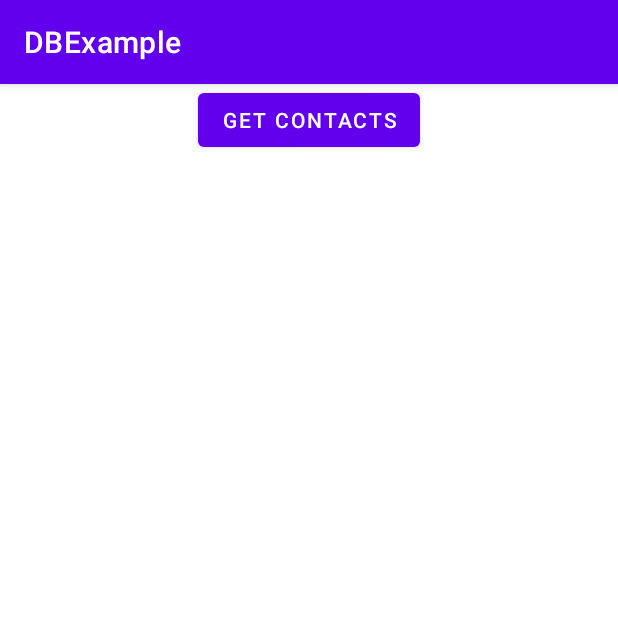
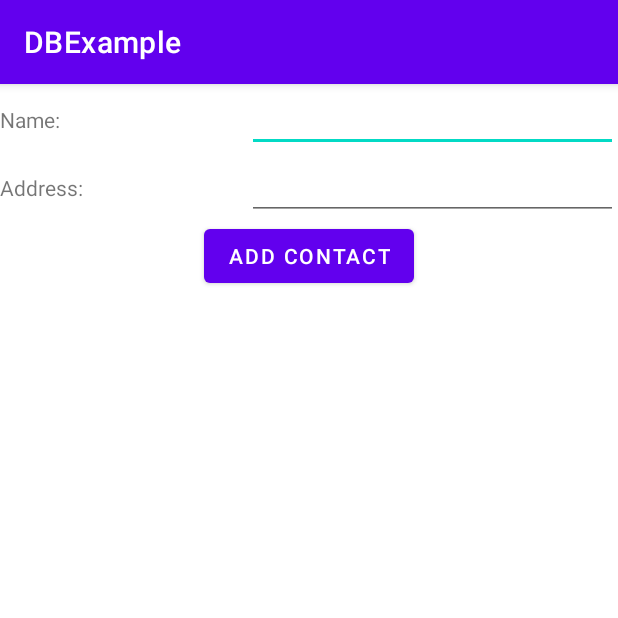
Before and after one commit to jsnellen/cs408-dbexample-2, an Android app: the screen it shows after launch (MainActivity), on a phone screen of 412 x 824 dp, the top half of it. Run offline under Robolectric (Android 15) with nearby library versions, the phone set to English and light mode, and no system bars.

```diff
--- a/app/src/main/java/edu/jsu/mcis/cs408/dbexample/DatabaseHandler.java
+++ b/app/src/main/java/edu/jsu/mcis/cs408/dbexample/DatabaseHandler.java
@@ -6,6 +6,8 @@ import android.database.Cursor;
 import android.database.sqlite.SQLiteDatabase;
 import android.database.sqlite.SQLiteOpenHelper;
 import androidx.annotation.Nullable;
+
+import java.util.ArrayList;
 
 public class DatabaseHandler extends SQLiteOpenHelper {
 
@@ -88,6 +90,32 @@ public class DatabaseHandler extends SQLiteOpenHelper {
 
         db.close();
         return s.toString();
+
+    }
+
+    public ArrayList<Contact> getAllContactsAsList() {
+
+        String query = "SELECT * FROM " + TABLE_CONTACTS;
+
+        ArrayList<Contact> allContacts = new ArrayList<>();
+
+        SQLiteDatabase db = this.getWritableDatabase();
+        Cursor cursor = db.rawQuery(query, null);
+
+        if (cursor.moveToFirst()) {
+            cursor.moveToFirst();
+            do {
+                int newId = cursor.getInt(0);
+                String newName = cursor.getString(1);
+                String newAddress = cursor.getString(2);
+                allContacts.add( new Contact(newId, newName, newAddress) );
+            }
+            while ( cursor.moveToNext() );
+        }
+
+        db.close();
+        return allContacts;
+
     }
 
 }
--- a/app/src/main/java/edu/jsu/mcis/cs408/dbexample/MainActivity.java
+++ b/app/src/main/java/edu/jsu/mcis/cs408/dbexample/MainActivity.java
@@ -1,6 +1,9 @@
 package edu.jsu.mcis.cs408.dbexample;
 
 import androidx.appcompat.app.AppCompatActivity;
+import androidx.recyclerview.widget.LinearLayoutManager;
+import androidx.recyclerview.widget.RecyclerView;
+
 import android.os.Bundle;
 import android.view.View;
 import edu.jsu.mcis.cs408.dbexample.databinding.ActivityMainBinding;
@@ -8,6 +11,7 @@ import edu.jsu.mcis.cs408.dbexample.databinding.ActivityMainBinding;
 public class MainActivity extends AppCompatActivity {
 
     private ActivityMainBinding binding;
+    private DatabaseHandler db;
 
     @Override
     protected void onCreate(Bundle savedInstanceState) {
@@ -16,20 +20,30 @@ public class MainActivity extends AppCompatActivity {
         binding = ActivityMainBinding.inflate(getLayoutInflater());
         View view = binding.getRoot();
         setContentView(view);
+        db = new DatabaseHandler(this, null, null, 1);
+        updateRecyclerView();
 
         binding.button.setOnClickListener(new View.OnClickListener() {
             @Override
             public void onClick(View view) {
-                getAllContacts();
+                addNewContact();
             }
         });
 
     }
 
-    public void getAllContacts() {
-        DatabaseHandler db = new DatabaseHandler(this, null, null, 1);
-        String contacts = db.getAllContacts();
-        binding.output.setText(contacts);
+    public void addNewContact() {
+        String name = binding.nameInput.getText().toString();
+        String address = binding.addressInput.getText().toString();
+        db.addContact(new Contact(name, address));
+        updateRecyclerView();
+    }
+
+    private void updateRecyclerView() {
+        RecyclerViewAdapter adapter = new RecyclerViewAdapter(db.getAllContactsAsList());
+        binding.output.setHasFixedSize(true);
+        binding.output.setLayoutManager(new LinearLayoutManager(this));
+        binding.output.setAdapter(adapter);
     }
 
 }
--- /dev/null
+++ b/app/src/main/java/edu/jsu/mcis/cs408/dbexample/RecyclerViewAdapter.java
@@ -0,0 +1,72 @@
+package edu.jsu.mcis.cs408.dbexample;
+
+import android.view.LayoutInflater;
+import android.view.View;
+import android.view.ViewGroup;
+import android.widget.TextView;
+import androidx.recyclerview.widget.RecyclerView;
+import java.util.List;
+
+import edu.jsu.mcis.cs408.dbexample.databinding.ContactItemBinding;
+
+public class RecyclerViewAdapter extends RecyclerView.Adapter<RecyclerViewAdapter.ViewHolder> {
+
+    private ContactItemBinding binding;
+    private List<Contact> data;
+
+    public RecyclerViewAdapter(List<Contact> data) {
+        this.data = data;
+    }
+
+    @Override
+    public ViewHolder onCreateViewHolder(ViewGroup parent, int viewType) {
+        binding = ContactItemBinding.inflate(LayoutInflater.from(parent.getContext()), parent, false);
+        ViewHolder holder = new ViewHolder(binding.getRoot());
+        return holder;
+    }
+
+    @Override
+    public void onBindViewHolder(ViewHolder holder, int position) {
+        holder.setContact(data.get(position));
+        holder.bindData();
+    }
+
+    @Override
+    public int getItemCount() {
+        return data.size();
+    }
+
+    public static class ViewHolder extends RecyclerView.ViewHolder {
+
+        private Contact contact;
+        private TextView nameLabel;
+        private TextView addressLabel;
+
+        public ViewHolder(View itemView) {
+            super(itemView);
+        }
+
+        public Contact getContact() {
+            return contact;
+        }
+
+        public void setContact(Contact contact) {
+            this.contact = contact;
+        }
+
+        public void bindData() {
+
+            if (nameLabel == null) {
+                nameLabel = (TextView) itemView.findViewById(R.id.contactNameLabel);
+            }
+            if (addressLabel == null) {
+                addressLabel = (TextView) itemView.findViewById(R.id.contactAddressLabel);
+            }
+            nameLabel.setText(contact.getName());
+            addressLabel.setText(contact.getAddress());
+
+        }
+
+    }
+
+}
--- a/app/src/main/res/layout/activity_main.xml
+++ b/app/src/main/res/layout/activity_main.xml
@@ -7,14 +7,51 @@
     tools:context=".MainActivity">
 
     <TextView
+        android:id="@+id/nameLabel"
+        android:layout_width="0dp"
+        android:layout_height="wrap_content"
+        android:text="Name:"
+        app:layout_constraintBaseline_toBaselineOf="@+id/nameInput"
+        app:layout_constraintEnd_toStartOf="@+id/nameInput"
+        app:layout_constraintHorizontal_chainStyle="packed"
+        app:layout_constraintStart_toStartOf="parent"
+        app:layout_constraintWidth_percent="0.4" />
+
+    <EditText
+        android:id="@+id/nameInput"
+        android:layout_width="0dp"
+        android:layout_height="wrap_content"
+        app:layout_constraintEnd_toEndOf="parent"
+        app:layout_constraintStart_toEndOf="@+id/nameLabel"
+        app:layout_constraintTop_toTopOf="parent"
+        app:layout_constraintWidth_percent="0.6" />
+
+    <TextView
+        android:id="@+id/addressLabel"
+        android:layout_width="0dp"
+        android:layout_height="wrap_content"
+        android:text="Address:"
+        app:layout_constraintBaseline_toBaselineOf="@+id/addressInput"
+        app:layout_constraintEnd_toStartOf="@+id/addressInput"
+        app:layout_constraintHorizontal_chainStyle="packed"
+        app:layout_constraintStart_toStartOf="parent"
+        app:layout_constraintWidth_percent="0.4" />
+
+    <EditText
+        android:id="@+id/addressInput"
+        android:layout_width="0dp"
+        android:layout_height="wrap_content"
+        app:layout_constraintEnd_toEndOf="parent"
+        app:layout_constraintStart_toEndOf="@+id/addressLabel"
+        app:layout_constraintTop_toBottomOf="@+id/nameInput"
+        app:layout_constraintWidth_percent="0.6" />
+
+    <androidx.recyclerview.widget.RecyclerView
         android:id="@+id/output"
         android:layout_width="0dp"
         android:layout_height="0dp"
-        android:textSize="24sp"
         app:layout_constraintBottom_toBottomOf="parent"
         app:layout_constraintEnd_toEndOf="parent"
-        app:layout_constraintLeft_toLeftOf="parent"
-        app:layout_constraintRight_toRightOf="parent"
         app:layout_constraintStart_toStartOf="parent"
         app:layout_constraintTop_toBottomOf="@+id/button" />
 
@@ -25,6 +62,6 @@
         android:text="@string/buttonText"
         app:layout_constraintEnd_toEndOf="parent"
         app:layout_constraintStart_toStartOf="parent"
-        app:layout_constraintTop_toTopOf="parent" />
+        app:layout_constraintTop_toBottomOf="@+id/addressInput" />
 
 </androidx.constraintlayout.widget.ConstraintLayout>
--- a/app/src/main/res/values/strings.xml
+++ b/app/src/main/res/values/strings.xml
@@ -1,4 +1,4 @@
 <resources>
     <string name="app_name">DBExample</string>
-    <string name="buttonText">Get Contacts</string>
+    <string name="buttonText">Add Contact</string>
 </resources>
```
Also changed, not shown: app/src/main/res/layout/contact_item.xml (added, +26 -0 lines).
